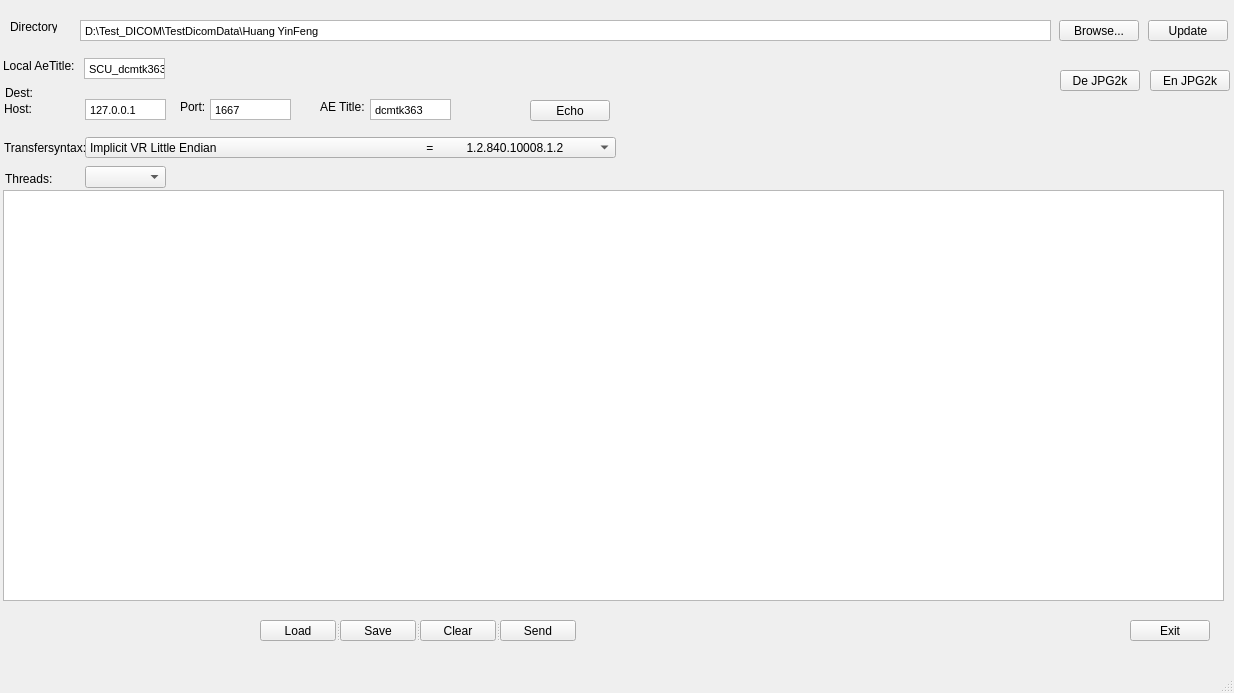
The window that Tools/SendDicomSCU/mainwindow.ui (zyq1569/HealthApp) describes before a commit, drawn with Qt 5.
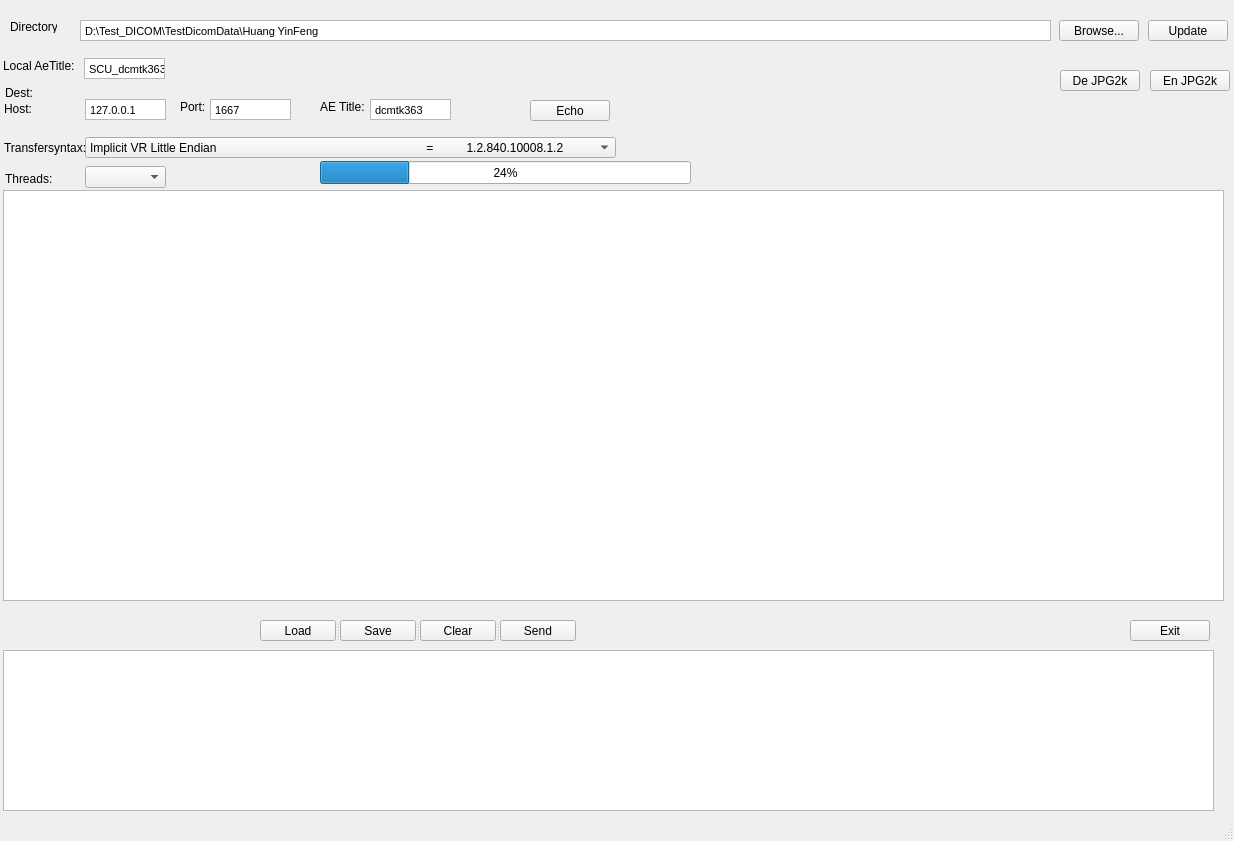
The same window after the commit.

Commit message: send dicom /QProgressBar

```diff
--- a/Tools/SendDicomSCU/mainwindow.ui
+++ b/Tools/SendDicomSCU/mainwindow.ui
@@ -7,7 +7,7 @@
     <x>0</x>
     <y>0</y>
     <width>1234</width>
-    <height>693</height>
+    <height>841</height>
    </rect>
   </property>
   <property name="windowTitle">
@@ -414,6 +414,29 @@
      <string>En JPG2k</string>
     </property>
    </widget>
+   <widget class="QTextEdit" name="textEdit">
+    <property name="geometry">
+     <rect>
+      <x>3</x>
+      <y>650</y>
+      <width>1211</width>
+      <height>161</height>
+     </rect>
+    </property>
+   </widget>
+   <widget class="QProgressBar" name="pBSendDcm">
+    <property name="geometry">
+     <rect>
+      <x>320</x>
+      <y>161</y>
+      <width>371</width>
+      <height>23</height>
+     </rect>
+    </property>
+    <property name="value">
+     <number>24</number>
+    </property>
+   </widget>
   </widget>
   <widget class="QMenuBar" name="menubar">
    <property name="geometry">
```
The commit also changes 4 other files.
